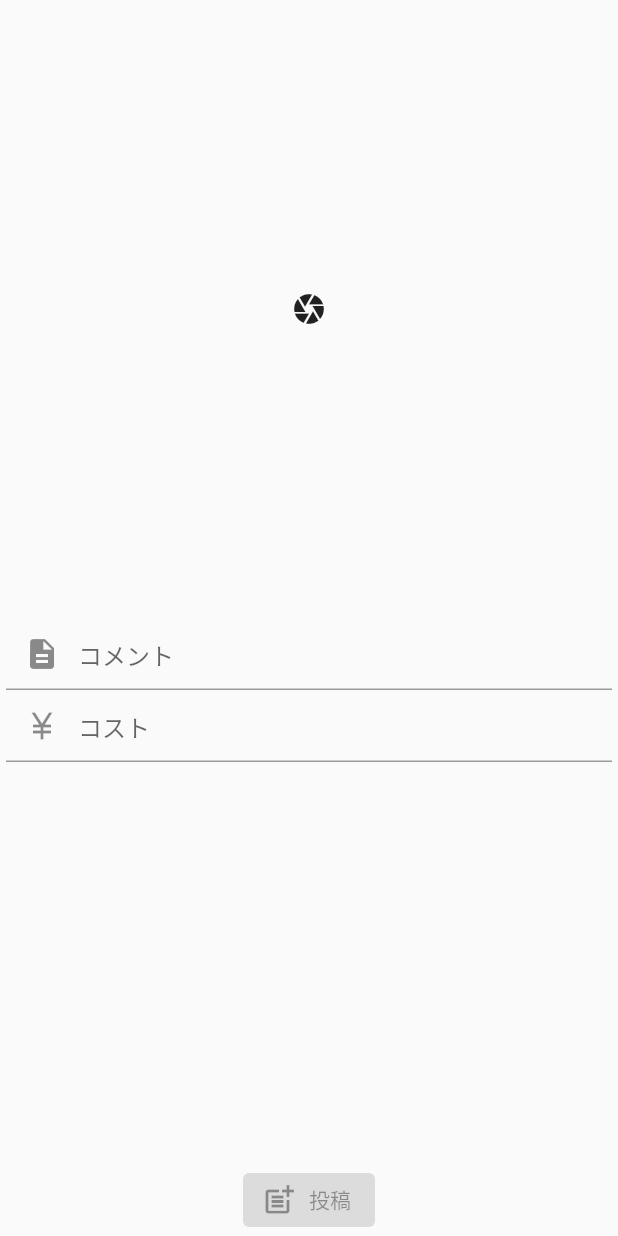
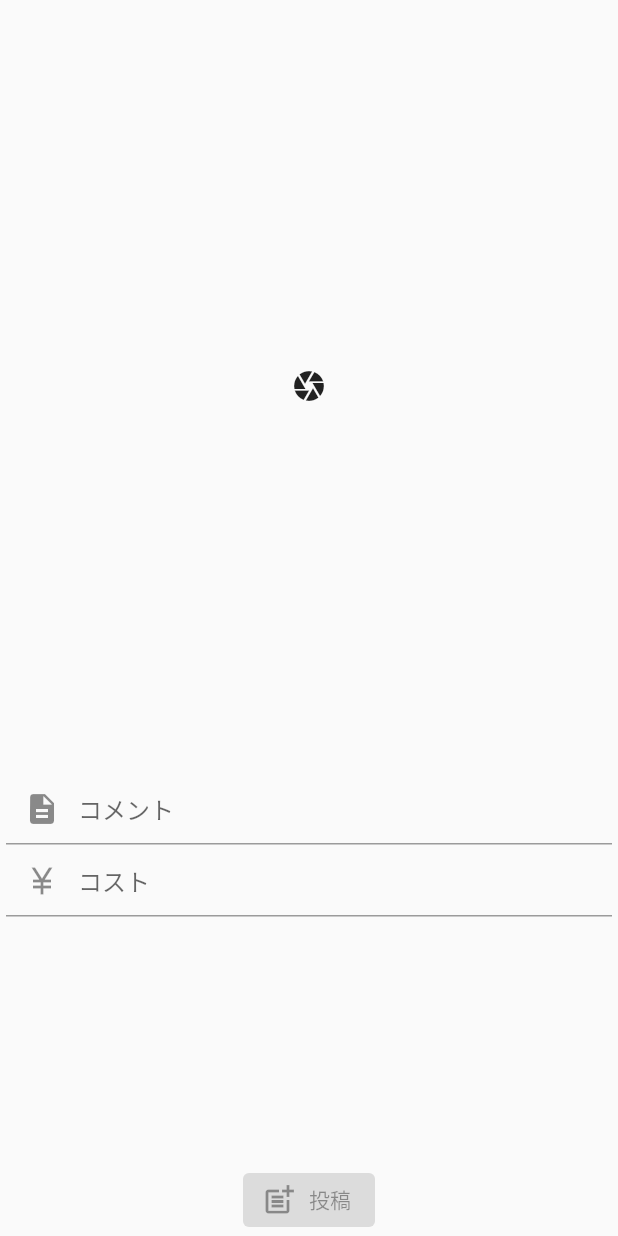
Before and after one commit to tombee-creator/e-meal-frontend, a Flutter app: the LunchPostView widget shown alone on an empty page, opened directly, on a phone screen of 412 x 824 dp. Run offline on Flutter 3.47's test engine with Material 2 defaults, Android fonts, the phone set to English and light mode, and no system bars; our stand-ins replace cloud_firestore, firebase_auth, firebase_core, firebase_storage, fl_chart, fluttertoast and 2 more; accounts and stored records are empty; generated files the repository leaves out were written again; network calls fail.

```diff
--- a/lib/views/home/components/lunch/lunch_post_view.dart
+++ b/lib/views/home/components/lunch/lunch_post_view.dart
@@ -19,20 +19,32 @@ class _LunchPostViewState extends State<LunchPostView> {
 
   @override
   Widget build(BuildContext context) {
-    final imageWidget = image == null
+    final src = image;
+    final imageWidget = src == null
         ? const Icon(Icons.camera)
-        : Image.file(image!, fit: BoxFit.cover);
+        : Image.file(src, fit: BoxFit.cover);
     return Column(
       children: [
-        Center(
-          child: AspectRatio(
-              aspectRatio: 1.0,
+        Expanded(
+          flex: 5,
+          child: Padding(
+            padding: const EdgeInsets.all(12.0),
+            child: Center(
               child: GestureDetector(
                   onTap: () async {
                     getImage();
                   },
-                  child: imageWidget)),
+                  child: AspectRatio(
+                    aspectRatio: 1.0,
+                    child: imageWidget,
+                  )),
             ),
+          ),
+        ),
+        Expanded(
+            flex: 3,
+            child: Column(
+              children: [
                 RecipeFieldForm(
                   hintText: "コメント",
                   icon: Icons.description,
@@ -59,6 +71,8 @@ class _LunchPostViewState extends State<LunchPostView> {
                   cost: cost,
                 )
               ],
+            ))
+      ],
     );
   }
 
```
Also changed, not shown: lib/views/home/components/lunch/lunch_view.dart (+8 -3 lines), lib/views/home/components/meal_preps/meal_preps_component.dart (+20 -4 lines), lib/views/pages/home_page.dart (+16 -11 lines). Lines whose indentation alone changed are shown as unchanged.
